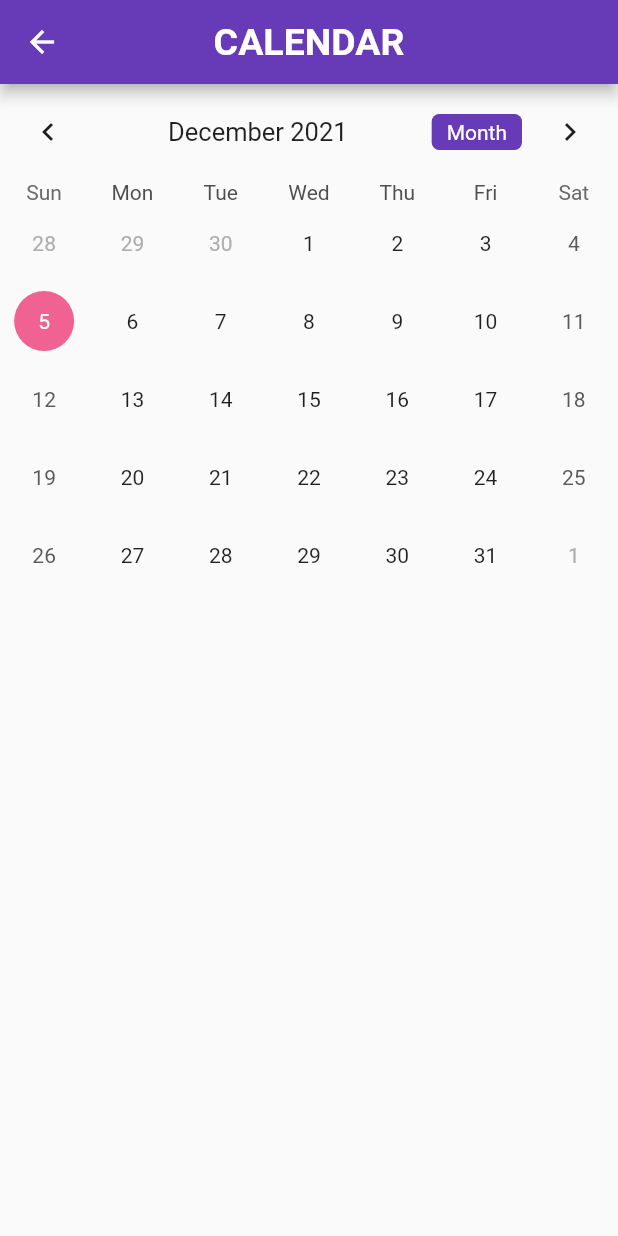
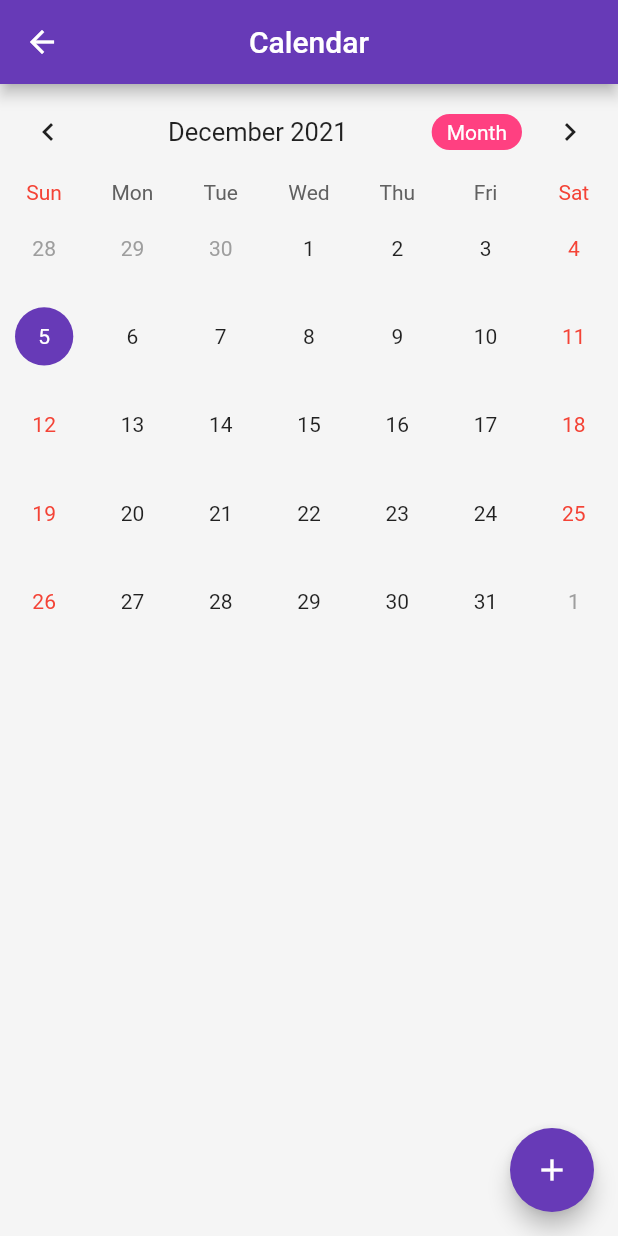
Before and after one commit to sanika30chandode/Noteit, a Flutter app: the Calendar screen opened by its route, on a phone screen of 412 x 824 dp. Run offline on Flutter 3.47's test engine with Material 2 defaults, Android fonts, the phone set to English and light mode, and no system bars; drawn by our look-alikes of table_calendar; our stand-ins replace avatar_glow, flutter_colorpicker, flutter_local_notifications, flutter_native_timezone, flutter_tts, shared_preferences and 3 more; accounts and stored records are empty.

Commit message:
calender added

```diff
--- a/noteit/lib/pages/calendar.dart
+++ b/noteit/lib/pages/calendar.dart
@@ -1,78 +1,201 @@
 import 'dart:ui';
-
+import 'dart:convert';
 import 'package:flutter/cupertino.dart';
 import 'package:flutter/material.dart';
 import 'package:table_calendar/table_calendar.dart';
+import 'package:shared_preferences/shared_preferences.dart';
 
-// ignore: use_key_in_widget_constructors
 class Calendar extends StatefulWidget {
+  const Calendar({Key key}) : super(key: key);
+
   @override
-  _CalendarState createState() => _CalendarState();
+  _DynamicEventState createState() => _DynamicEventState();
 }
 
-class _CalendarState extends State<Calendar> {
-  CalendarFormat format = CalendarFormat.month;
-  DateTime selectedDay = DateTime.now();
-  DateTime focusedDay = DateTime.now();
+class _DynamicEventState extends State<Calendar> {
+  CalendarController _controller;
+  Map<DateTime, List<dynamic>> _events;
+  List<dynamic> _selectedEvents;
+  TextEditingController _eventController;
+  SharedPreferences prefs;
+
+  @override
+  void initState() {
+    super.initState();
+    _controller = CalendarController();
+    _eventController = TextEditingController();
+    _events = {};
+    _selectedEvents = [];
+    prefsData();
+  }
+
+  prefsData() async {
+    prefs = await SharedPreferences.getInstance();
+    setState(() {
+      _events = Map<DateTime, List<dynamic>>.from(
+          decodeMap(json.decode(prefs.getString("events") ?? "{}")));
+    });
+  }
+
+  Map<String, dynamic> encodeMap(Map<DateTime, dynamic> map) {
+    Map<String, dynamic> newMap = {};
+    map.forEach((key, value) {
+      newMap[key.toString()] = map[key];
+    });
+    return newMap;
+  }
+
+  Map<DateTime, dynamic> decodeMap(Map<String, dynamic> map) {
+    Map<DateTime, dynamic> newMap = {};
+    map.forEach((key, value) {
+      newMap[DateTime.parse(key)] = map[key];
+    });
+    return newMap;
+  }
 
   @override
   Widget build(BuildContext context) {
     return Scaffold(
+      backgroundColor: Colors.grey[100],
       appBar: AppBar(
-        title: const Text("CALENDAR"),
-        titleTextStyle:
-            const TextStyle(fontSize: 25, fontWeight: FontWeight.bold),
+        automaticallyImplyLeading: true,
+        backgroundColor: Colors.deepPurple,
+        title: const Text('Calendar'),
         centerTitle: true,
-        backgroundColor: Colors.deepPurple,
       ),
-      body: TableCalendar(
-        focusedDay: selectedDay,
-        firstDay: DateTime(2000),
-        lastDay: DateTime(2050),
-        calendarFormat: format,
-        onFormatChanged: (CalendarFormat _format) {
+      body: SingleChildScrollView(
+        child: Column(
+          crossAxisAlignment: CrossAxisAlignment.start,
+          children: <Widget>[
+            TableCalendar(
+              events: _events,
+              initialCalendarFormat: CalendarFormat.month,
+              calendarStyle: CalendarStyle(
+                canEventMarkersOverflow: true,
+                todayColor: Colors.pink,
+                selectedColor: Theme.of(context).primaryColor,
+                todayStyle: const TextStyle(
+                    fontWeight: FontWeight.bold,
+                    fontSize: 18.0,
+                    color: Colors.white),
+              ),
+              headerStyle: HeaderStyle(
+                centerHeaderTitle: true,
+                formatButtonDecoration: BoxDecoration(
+                  color: Colors.pinkAccent,
+                  borderRadius: BorderRadius.circular(20.0),
+                ),
+                formatButtonTextStyle: const TextStyle(color: Colors.white),
+                formatButtonShowsNext: false,
+              ),
+              startingDayOfWeek: StartingDayOfWeek.sunday,
+              onDaySelected: (date, events, holidays) {
                 setState(() {
-            format = _format;
+                  _selectedEvents = events;
                 });
               },
-        startingDayOfWeek: StartingDayOfWeek.sunday,
-        daysOfWeekVisible: true,
-        onDaySelected: (DateTime selectDay, DateTime focusDay) {
-          setState(() {
-            selectedDay = selectDay;
-            focusedDay = focusDay;
-          });
-          // ignore: avoid_print
-          print(focusedDay);
-        },
-        selectedDayPredicate: (DateTime date) {
-          return isSameDay(selectedDay, date);
-        },
-        calendarStyle: CalendarStyle(
-          isTodayHighlighted: true,
-          selectedDecoration: BoxDecoration(
-            color: Colors.pink[300],
-            shape: BoxShape.circle,
-          ),
-          selectedTextStyle: const TextStyle(color: Colors.white),
-          todayDecoration: const BoxDecoration(
+              builders: CalendarBuilders(
+                selectedDayBuilder: (context, date, events) => Container(
+                    margin: const EdgeInsets.all(10.0),
+                    alignment: Alignment.center,
+                    decoration: const BoxDecoration(
                       color: Colors.deepPurple,
                       shape: BoxShape.circle,
+                      //borderRadius: BorderRadius.circular(10.0)
+                    ),
+                    child: Text(
+                      date.day.toString(),
+                      style: const TextStyle(color: Colors.white),
+                    )),
+                todayDayBuilder: (context, date, events) => Container(
+                    margin: const EdgeInsets.all(10.0),
+                    alignment: Alignment.center,
+                    decoration: const BoxDecoration(
+                      color: Colors.pinkAccent,
+                      shape: BoxShape.circle,
+                      //borderRadius: BorderRadius.circular(10.0)
+                    ),
+                    child: Text(
+                      date.day.toString(),
+                      style: const TextStyle(color: Colors.white),
+                    )),
+              ),
+              calendarController: _controller,
+            ),
+            ..._selectedEvents.map((event) => Padding(
+                  padding: const EdgeInsets.all(8.0),
+                  child: Container(
+                    height: MediaQuery.of(context).size.height / 20,
+                    width: MediaQuery.of(context).size.width / 2,
+                    decoration: BoxDecoration(
+                        borderRadius: BorderRadius.circular(30),
+                        color: Colors.white,
+                        border: Border.all(color: Colors.grey)),
+                    child: Center(
+                        child: Text(
+                      event,
+                      style: const TextStyle(
+                          color: Colors.orange,
+                          fontWeight: FontWeight.bold,
+                          fontSize: 16),
+                    )),
+                  ),
+                )),
+          ],
         ),
       ),
-        headerStyle: HeaderStyle(
-          formatButtonVisible: true,
-          titleCentered: true,
-          formatButtonShowsNext: false,
-          formatButtonDecoration: BoxDecoration(
-            color: Colors.deepPurple,
-            borderRadius: BorderRadius.circular(5.0),
+      floatingActionButton: FloatingActionButton(
+        backgroundColor: Colors.deepPurple,
+        child: const Icon(Icons.add),
+        onPressed: _showAddDialog,
       ),
-          formatButtonTextStyle: const TextStyle(
-            color: Colors.white,
+    );
+  }
+
+  _showAddDialog() async {
+    await showDialog(
+        context: context,
+        builder: (context) => AlertDialog(
+              backgroundColor: Colors.white,
+              title: const Text("Add Event"),
+              content: TextField(
+                cursorColor: Colors.deepPurple,
+                controller: _eventController,
+                decoration: const InputDecoration(
+                  enabledBorder: UnderlineInputBorder(
+                    borderSide: BorderSide(color: Colors.grey),
+                  ),
+                  focusedBorder: UnderlineInputBorder(
+                    borderSide: BorderSide(color: Colors.deepPurple),
                   ),
                 ),
               ),
-    );
+              actions: <Widget>[
+                TextButton(
+                  child: const Text(
+                    "Save",
+                    style: TextStyle(
+                        color: Colors.deepPurple, fontWeight: FontWeight.bold),
+                  ),
+                  onPressed: () {
+                    if (_eventController.text.isEmpty) return;
+                    setState(() {
+                      if (_events[_controller.selectedDay] != null) {
+                        _events[_controller.selectedDay]
+                            .add(_eventController.text);
+                      } else {
+                        _events[_controller.selectedDay] = [
+                          _eventController.text
+                        ];
+                      }
+                      prefs.setString(
+                          "events", json.encode(encodeMap(_events)));
+                      _eventController.clear();
+                      Navigator.pop(context);
+                    });
+                  },
+                )
+              ],
+            ));
   }
 }
--- a/noteit/lib/pages/reminder.dart
+++ b/noteit/lib/pages/reminder.dart
@@ -10,8 +10,8 @@ class Reminder extends StatelessWidget {
       debugShowCheckedModeBanner: false,
       theme: ThemeData(
         // ignore: deprecated_member_use
-        accentColor: Colors.purple[900],
-        primaryColor: Colors.purple[900],
+        accentColor: Colors.deepPurple,
+        primaryColor: Colors.deepPurple,
       ),
       home: const Scaffold(
         body: Center(
--- a/noteit/pubspec.yaml
+++ b/noteit/pubspec.yaml
@@ -35,7 +35,8 @@ dependencies:
   # Use with the CupertinoIcons class for iOS style icons.
   cupertino_icons: ^1.0.2
   google_fonts: ^2.1.0
-  table_calendar: ^3.0.3
+  table_calendar: ^2.2.1
+  shared_preferences: ^2.0.9
   #whiteboardkit: ^0.2.2
   flutter_colorpicker: ^0.6.0
   auto_size_text: ^3.0.0
```
Also changed, not shown: noteit/lib/pages/datepicker.dart (+48 -23 lines), noteit/lib/pages/note_page.dart (+4 -4 lines), noteit/pubspec.lock, 1 other file. Lines whose indentation alone changed are shown as unchanged.
